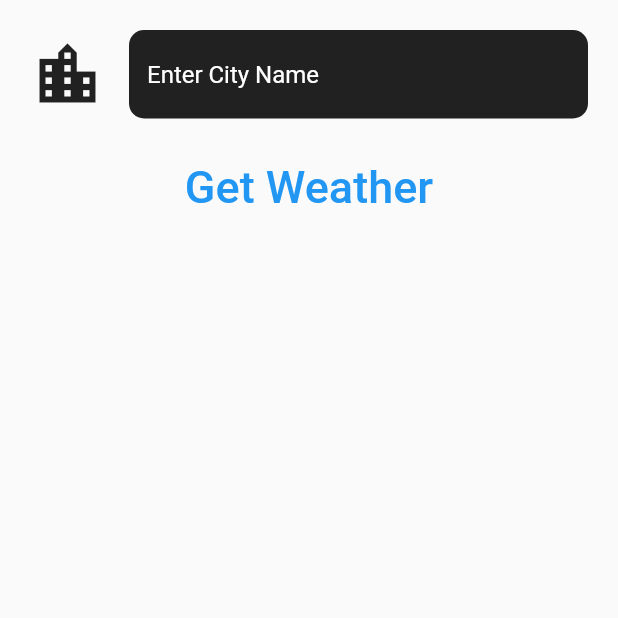
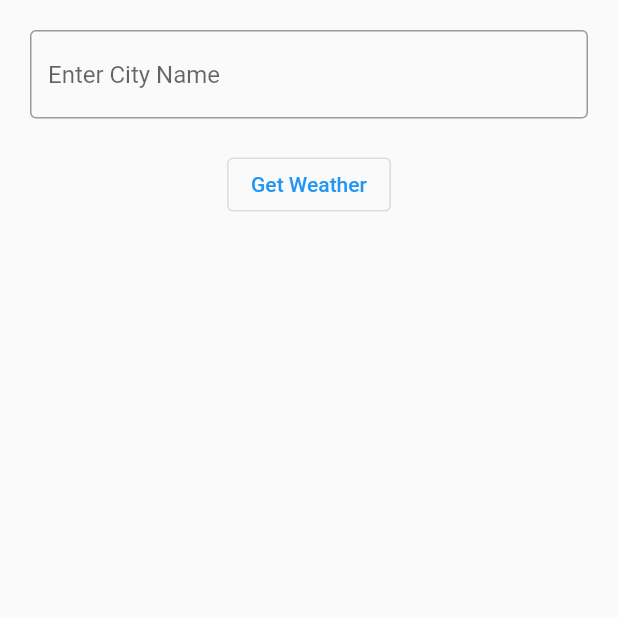
Before and after one commit to JuliaKliuchuk/weather_app, a Flutter app: the CityScreen screen opened directly, on a phone screen of 412 x 824 dp, the top half of it. Run offline on Flutter 3.47's test engine with Material 2 defaults, Android fonts, the phone set to English and light mode, and no system bars; our stand-ins replace flutter_spinkit, font_awesome_flutter, geolocator; network calls fail.

Commit message:
updated widget centering, changed colors

```diff
--- a/lib/screens/city_screen.dart
+++ b/lib/screens/city_screen.dart
@@ -20,32 +20,18 @@ class CityScreenState extends State<CityScreen> {
               padding: const EdgeInsets.all(20.0),
               child: TextField(
                 cursorColor: Colors.blueGrey[800],
-                style: const TextStyle(color: Colors.white),
                 decoration: const InputDecoration(
                   hintText: 'Enter City Name',
-                  hintStyle: TextStyle(color: Colors.white),
-                  filled: true,
-                  fillColor: Colors.black87,
-                  border: OutlineInputBorder(
-                      borderRadius: BorderRadius.all(
-                        Radius.circular(10.0),
-                      ),
-                      borderSide: BorderSide.none),
-                  icon: Icon(
-                    Icons.location_city,
-                    color: Colors.black87,
-                    size: 50.0,
-                  ),
+                  border: OutlineInputBorder(),
                 ),
                 onChanged: (value) {
                   cityName = value;
                 },
               ),
             ),
-            TextButton(
+            OutlinedButton(
               child: const Text(
                 'Get Weather',
-                style: TextStyle(fontSize: 30.0),
               ),
               onPressed: () {
                 Navigator.pop(context, cityName);
--- a/lib/screens/location_screen.dart
+++ b/lib/screens/location_screen.dart
@@ -36,7 +36,7 @@ class LocationScreenState extends State<LocationScreen> {
   Widget build(BuildContext context) {
     return const Scaffold(
       body: Center(
-        child: SpinKitDoubleBounce(color: Colors.black87, size: 100.0),
+        child: SpinKitDoubleBounce(color: Colors.blueGrey, size: 100.0),
       ),
     );
   }
--- a/lib/widgets/bottom_list_view.dart
+++ b/lib/widgets/bottom_list_view.dart
@@ -29,7 +29,7 @@ class BottomListView extends StatelessWidget {
             itemBuilder: (context, index) => Container(
               width: MediaQuery.of(context).size.width / 2.7,
               height: 160,
-              color: Colors.black87,
+              color: Colors.blueGrey,
               child: forecastCard(snapshot, index),
             ),
           ),
```
Also changed, not shown: lib/screens/weather_forecast_screen.dart (+11 -11 lines).
